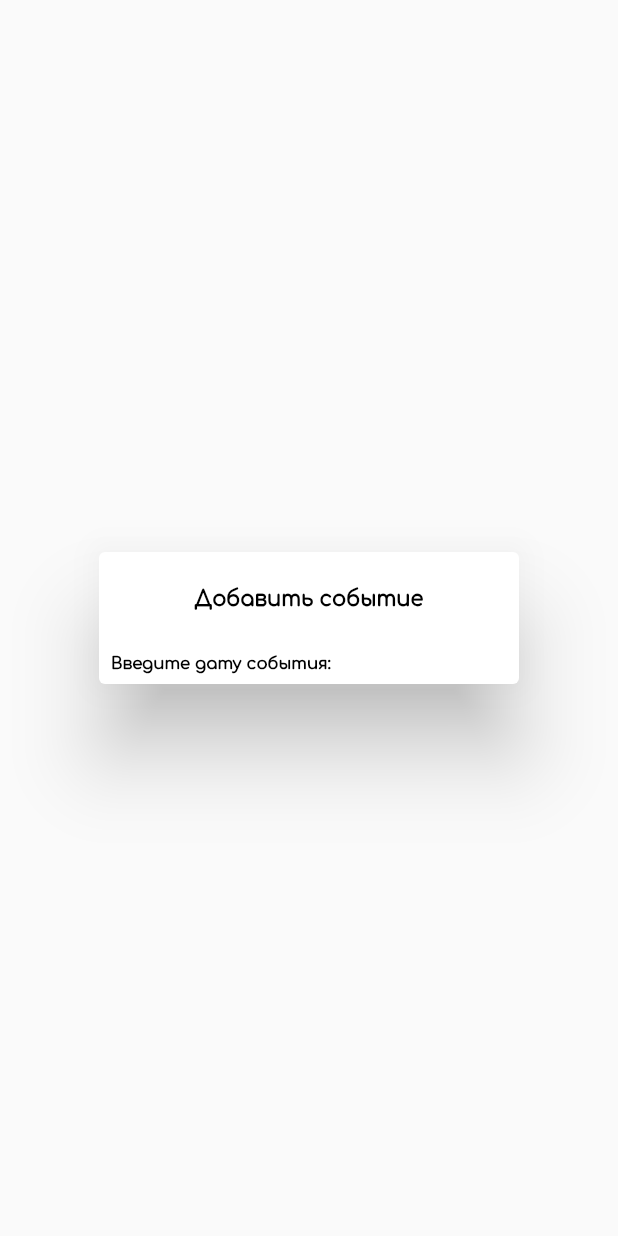
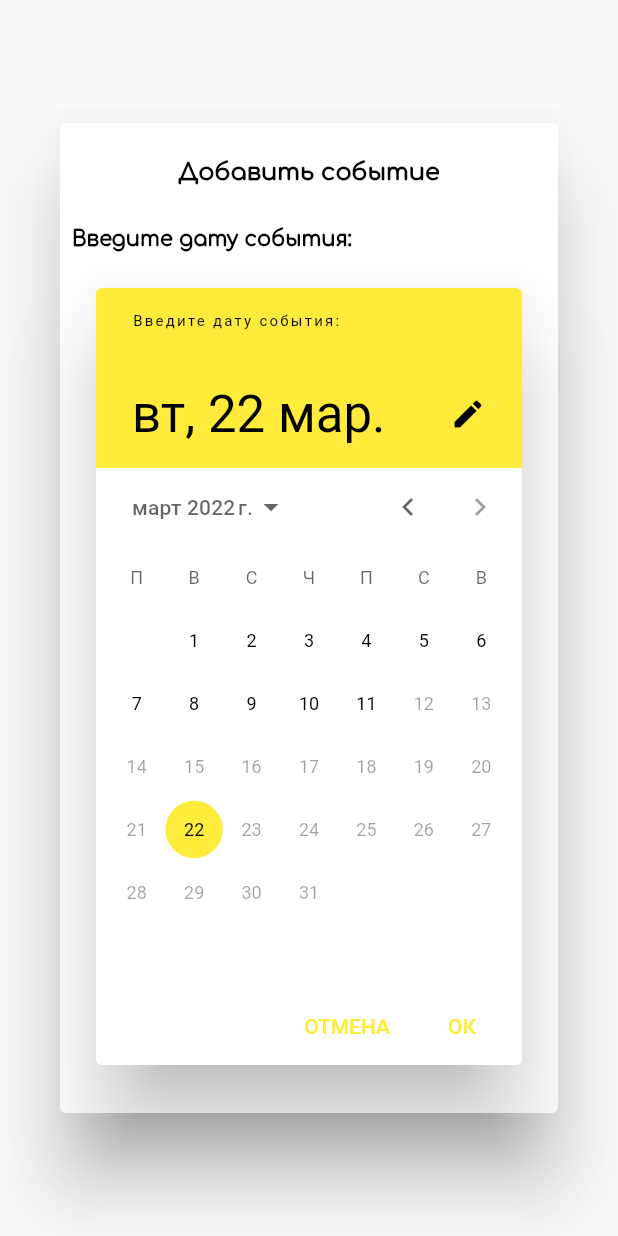
Before and after one commit to Ekaterina0801/Pet-Care-App, a Flutter app: the AddEventWidget widget shown alone on an empty page, opened directly, on a phone screen of 412 x 824 dp. Run offline on Flutter 3.47's test engine with Material 2 defaults, Android fonts, the phone set to English and light mode, and no system bars; our stand-ins replace bloc, flutter_bloc, formz, google_fonts, salomon_bottom_bar, syncfusion_flutter_calendar; missing offline and left inert: avatars, dart:html, syncfusion_localizations.

Commit message:
Добавление DatePicker в добавление события

```diff
--- a/lib/pages/CalendarPage/FeedingCalendarPage.dart
+++ b/lib/pages/CalendarPage/FeedingCalendarPage.dart
@@ -1,3 +1,5 @@
+import 'dart:html';
+
 import 'package:flutter/material.dart';
 import 'package:google_fonts/google_fonts.dart';
 import 'package:syncfusion_flutter_calendar/calendar.dart';
@@ -121,6 +123,7 @@ class _CalendarPageState extends State<CalendarPage> {
 //Диалоговое окно для добавления события
 class AddEventWidget extends StatelessWidget {
   @override
+  final DateTime today = DateTime.now();
   Widget build(BuildContext context) {
     return AlertDialog(
       title: Align(alignment: Alignment.bottomCenter,
@@ -129,7 +132,7 @@ class AddEventWidget extends StatelessWidget {
               color: Colors.black,
               fontStyle: FontStyle.normal,
               fontWeight: FontWeight.w800,
-              fontSize: 14))),
+              fontSize: 16))),
       actions: [
         Align(
             alignment: Alignment.bottomLeft,
@@ -138,7 +141,13 @@ class AddEventWidget extends StatelessWidget {
                     color: Colors.black,
                     fontStyle: FontStyle.normal,
                     fontWeight: FontWeight.w800,
-                    fontSize: 11)))
+                    fontSize: 14))),
+        DatePickerDialog(
+          initialDate: today,
+          firstDate: DateTime.utc(2021, 12, 15),
+          lastDate: DateTime.utc(2022, 03, 11),
+          helpText: 'Введите дату события:',),
+
       ],
     );
   }
```
